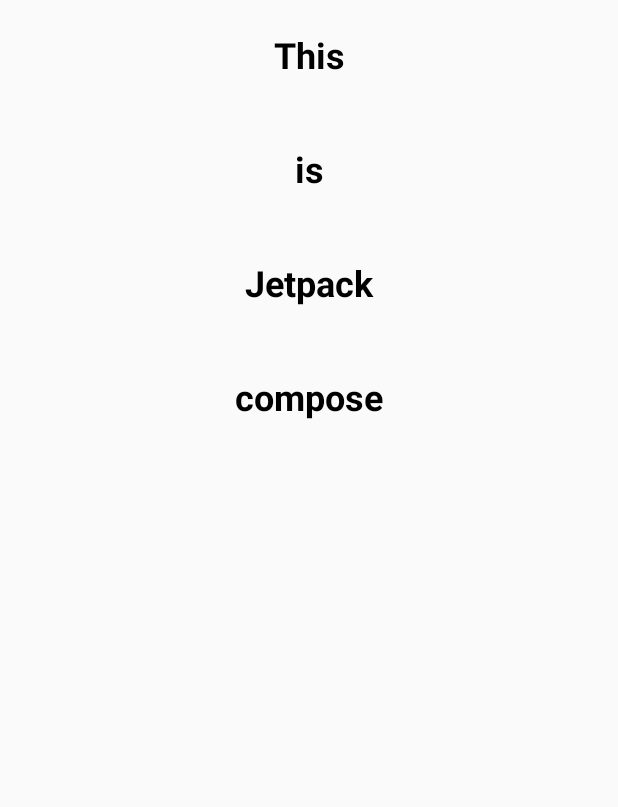
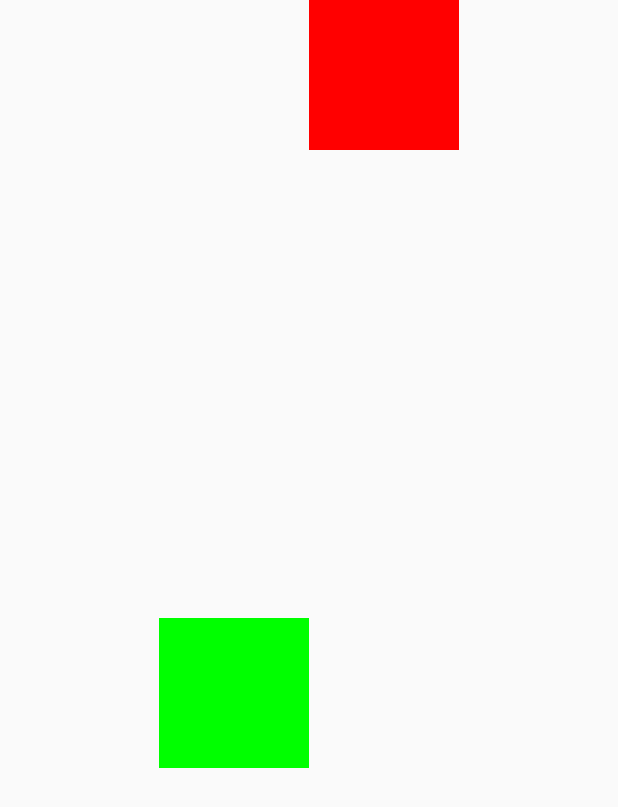
Before and after one commit to SargisKhlopuzyan/JetpackCompose, an Android app built with Jetpack Compose: the screen it shows after launch (MainActivity), on a phone screen of 412 x 824 dp. Shown: the top 807 px of the screen. Run offline under Robolectric (Android 15) with nearby library versions, the phone set to English and light mode, and no system bars; our stand-ins replace constraintlayout-compose.

Commit message:
ConstraintLayout - Android Jetpack Compose - Part 9

```diff
--- a/app/build.gradle
+++ b/app/build.gradle
@@ -46,16 +46,18 @@ android {
 }
 
 dependencies {
-
     implementation 'androidx.core:core-ktx:1.7.0'
     implementation "androidx.compose.ui:ui:$compose_version"
     implementation "androidx.compose.material:material:$compose_version"
     implementation "androidx.compose.ui:ui-tooling-preview:$compose_version"
-    implementation 'androidx.lifecycle:lifecycle-runtime-ktx:2.3.1'
-    implementation 'androidx.activity:activity-compose:1.3.1'
+    implementation 'androidx.lifecycle:lifecycle-runtime-ktx:2.4.1'
+    implementation 'androidx.activity:activity-compose:1.4.0'
+
     testImplementation 'junit:junit:4.13.2'
     androidTestImplementation 'androidx.test.ext:junit:1.1.3'
     androidTestImplementation 'androidx.test.espresso:espresso-core:3.4.0'
     androidTestImplementation "androidx.compose.ui:ui-test-junit4:$compose_version"
     debugImplementation "androidx.compose.ui:ui-tooling:$compose_version"
+
+    implementation 'androidx.constraintlayout:constraintlayout-compose:1.0.0'
 }
--- a/app/src/main/java/com/sargis/khlopuzyan/jetpackcompose/MainActivity.kt
+++ b/app/src/main/java/com/sargis/khlopuzyan/jetpackcompose/MainActivity.kt
@@ -3,18 +3,19 @@ package com.sargis.khlopuzyan.jetpackcompose
 import android.os.Bundle
 import androidx.activity.ComponentActivity
 import androidx.activity.compose.setContent
-import androidx.compose.foundation.layout.fillMaxWidth
-import androidx.compose.foundation.layout.padding
-import androidx.compose.foundation.lazy.LazyColumn
-import androidx.compose.foundation.lazy.itemsIndexed
-import androidx.compose.material.Text
+import androidx.compose.foundation.background
+import androidx.compose.foundation.layout.Box
+import androidx.compose.foundation.layout.fillMaxSize
 import androidx.compose.runtime.Composable
 import androidx.compose.ui.Modifier
-import androidx.compose.ui.text.font.FontWeight
-import androidx.compose.ui.text.style.TextAlign
+import androidx.compose.ui.graphics.Color
+import androidx.compose.ui.layout.layoutId
 import androidx.compose.ui.tooling.preview.Preview
 import androidx.compose.ui.unit.dp
-import androidx.compose.ui.unit.sp
+import androidx.constraintlayout.compose.ChainStyle
+import androidx.constraintlayout.compose.ConstraintLayout
+import androidx.constraintlayout.compose.ConstraintSet
+import androidx.constraintlayout.compose.Dimension
 import com.sargis.khlopuzyan.jetpackcompose.ui.theme.JetpackComposeTheme
 
 class MainActivity : ComponentActivity() {
@@ -23,34 +24,45 @@ class MainActivity : ComponentActivity() {
         super.onCreate(savedInstanceState)
 
         setContent {
+            val constraints = ConstraintSet {
+                val greenBox = createRefFor("green_box")
+                val redBox = createRefFor("red_box")
+                val guideline = createGuidelineFromTop(0.5f)
 
-            LazyColumn {
-                itemsIndexed(listOf("This", "is", "Jetpack", "compose")) { index, string ->
-                    Text(
-                        text = string,
-                        fontSize = 24.sp,
-                        fontWeight = FontWeight.Bold,
-                        textAlign = TextAlign.Center,
-                        modifier = Modifier
-                            .fillMaxWidth()
-                            .padding(vertical = 24.dp)
-                    )
+                constrain(greenBox) {
+//                    top.linkTo(parent.top)
+                    top.linkTo(guideline)
+                    start.linkTo(parent.start)
+                    width = Dimension.value(100.dp)
+                    height = Dimension.value(100.dp)
                 }
+
+                constrain(redBox) {
+                    top.linkTo(parent.top)
+                    start.linkTo(greenBox.end)
+                    end.linkTo(parent.end)
+//                    width = Dimension.fillToConstraints
+                    width = Dimension.value(100.dp)
+                    height = Dimension.value(100.dp)
+                }
+
+                createHorizontalChain(greenBox, redBox, chainStyle = ChainStyle.Packed)
             }
 
-//            LazyColumn {
-//                items(count = 5000) {
-//                    Text(
-//                        text = "Item $it",
-//                        fontSize = 24.sp,
-//                        fontWeight = FontWeight.Bold,
-//                        textAlign = TextAlign.Center,
-//                        modifier = Modifier
-//                            .fillMaxWidth()
-//                            .padding(vertical = 24.dp)
-//                    )
-//                }
-//            }
+            ConstraintLayout(constraintSet = constraints, modifier = Modifier.fillMaxSize()) {
+                Box(
+                    modifier = Modifier
+                        .background(Color.Green)
+                        .layoutId("green_box")
+                )
+
+                Box(
+                    modifier = Modifier
+                        .background(Color.Red)
+                        .layoutId("red_box")
+                )
+            }
+
         }
 
     }
--- a/build.gradle
+++ b/build.gradle
@@ -1,12 +1,13 @@
 buildscript {
     ext {
-        compose_version = '1.0.1'
+        compose_version = '1.1.1'
     }
 }// Top-level build file where you can add configuration options common to all sub-projects/modules.
 plugins {
     id 'com.android.application' version '7.1.2' apply false
     id 'com.android.library' version '7.1.2' apply false
-    id 'org.jetbrains.kotlin.android' version '1.5.21' apply false
+    id 'org.jetbrains.kotlin.android' version '1.6.10' apply false
+//    id 'org.jetbrains.kotlin.android' version '1.5.21' apply false
 }
 
 task clean(type: Delete) {
```
